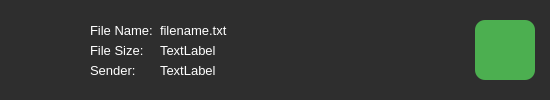
The window that card.ui (Endairion/FYP) describes before a commit, drawn with Qt 5.
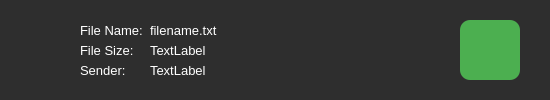
The same window after the commit. Icons and pictures are not drawn.

The edit to the form file:
```diff
--- a/card.ui
+++ b/card.ui
@@ -29,27 +29,27 @@
 
 </string>
   </property>
-  <widget class="QLabel" name="label_FileName">
+  <widget class="QFrame" name="frame">
    <property name="geometry">
     <rect>
-     <x>90</x>
-     <y>20</y>
-     <width>65</width>
-     <height>20</height>
+     <x>0</x>
+     <y>0</y>
+     <width>550</width>
+     <height>100</height>
     </rect>
    </property>
-   <property name="font">
-    <font>
-     <pointsize>10</pointsize>
-    </font>
+   <property name="sizePolicy">
+    <sizepolicy hsizetype="Expanding" vsizetype="Expanding">
+     <horstretch>0</horstretch>
+     <verstretch>0</verstretch>
+    </sizepolicy>
    </property>
-   <property name="styleSheet">
-    <string notr="true"/>
+   <property name="frameShape">
+    <enum>QFrame::StyledPanel</enum>
    </property>
-   <property name="text">
-    <string>File Name:</string>
+   <property name="frameShadow">
+    <enum>QFrame::Raised</enum>
    </property>
-  </widget>
   <widget class="QLabel" name="icon">
    <property name="geometry">
     <rect>
@@ -69,11 +69,11 @@
     <bool>true</bool>
    </property>
   </widget>
-  <widget class="QLabel" name="label_FileSize">
+   <widget class="QLabel" name="label_FileName">
    <property name="geometry">
     <rect>
-     <x>90</x>
-     <y>40</y>
+      <x>80</x>
+      <y>20</y>
      <width>65</width>
      <height>20</height>
     </rect>
@@ -87,13 +87,13 @@
     <string notr="true"/>
    </property>
    <property name="text">
-    <string>File Size:</string>
-   </property>
-  </widget>
-  <widget class="QLabel" name="label_4">
+     <string>File Name:</string>
+    </property>
+   </widget>
+   <widget class="QLabel" name="label_sender">
    <property name="geometry">
     <rect>
-     <x>90</x>
+      <x>80</x>
      <y>60</y>
      <width>65</width>
      <height>20</height>
@@ -114,12 +114,18 @@
   <widget class="QLabel" name="filename">
    <property name="geometry">
     <rect>
-     <x>160</x>
+      <x>150</x>
      <y>20</y>
      <width>300</width>
      <height>20</height>
     </rect>
    </property>
+    <property name="sizePolicy">
+     <sizepolicy hsizetype="Preferred" vsizetype="Preferred">
+      <horstretch>0</horstretch>
+      <verstretch>0</verstretch>
+     </sizepolicy>
+    </property>
    <property name="font">
     <font>
      <pointsize>10</pointsize>
@@ -129,12 +135,12 @@
     <string>filename.txt</string>
    </property>
   </widget>
-  <widget class="QLabel" name="fileSize">
+   <widget class="QLabel" name="label_FileSize">
    <property name="geometry">
     <rect>
-     <x>160</x>
+      <x>80</x>
      <y>40</y>
-     <width>300</width>
+      <width>65</width>
      <height>20</height>
     </rect>
    </property>
@@ -143,14 +149,17 @@
      <pointsize>10</pointsize>
     </font>
    </property>
+    <property name="styleSheet">
+     <string notr="true"/>
+    </property>
    <property name="text">
-    <string>TextLabel</string>
+     <string>File Size:</string>
    </property>
   </widget>
   <widget class="QLabel" name="sender">
    <property name="geometry">
     <rect>
-     <x>160</x>
+      <x>150</x>
      <y>60</y>
      <width>300</width>
      <height>20</height>
@@ -168,7 +177,7 @@
   <widget class="QPushButton" name="downloadButton">
    <property name="geometry">
     <rect>
-     <x>475</x>
+      <x>460</x>
      <y>20</y>
      <width>60</width>
      <height>60</height>
@@ -201,6 +210,25 @@
      <height>58</height>
     </size>
    </property>
+   </widget>
+   <widget class="QLabel" name="fileSize">
+    <property name="geometry">
+     <rect>
+      <x>150</x>
+      <y>40</y>
+      <width>300</width>
+      <height>20</height>
+     </rect>
+    </property>
+    <property name="font">
+     <font>
+      <pointsize>10</pointsize>
+     </font>
+    </property>
+    <property name="text">
+     <string>TextLabel</string>
+    </property>
+   </widget>
   </widget>
  </widget>
  <resources>
```
Left out of the diff: 6 changed lines with no effect on the pictures. Lines whose indentation alone changed are shown as unchanged.
